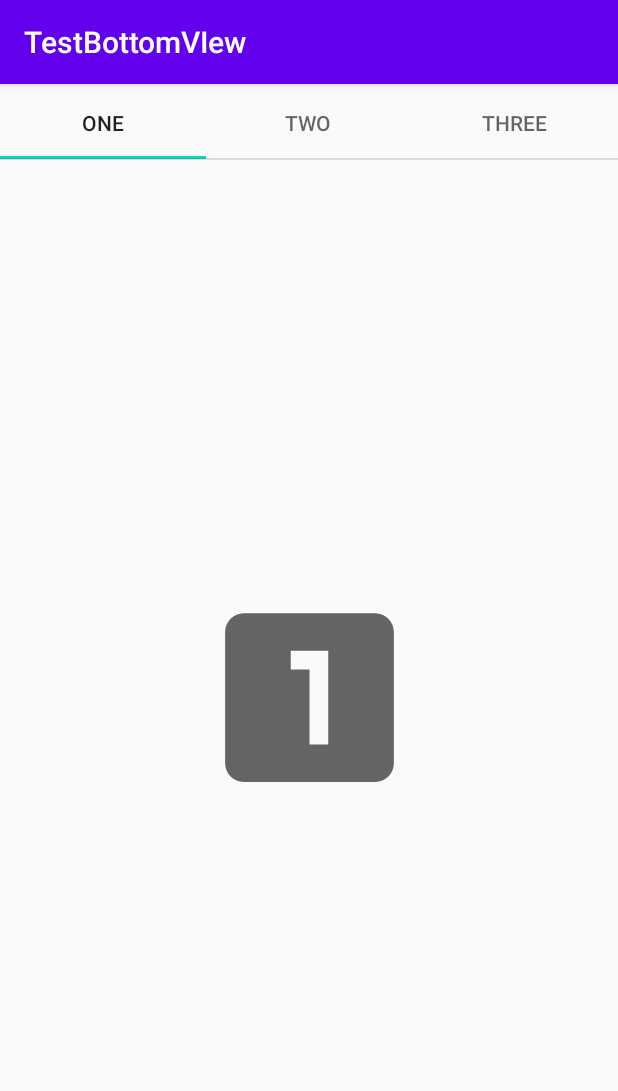
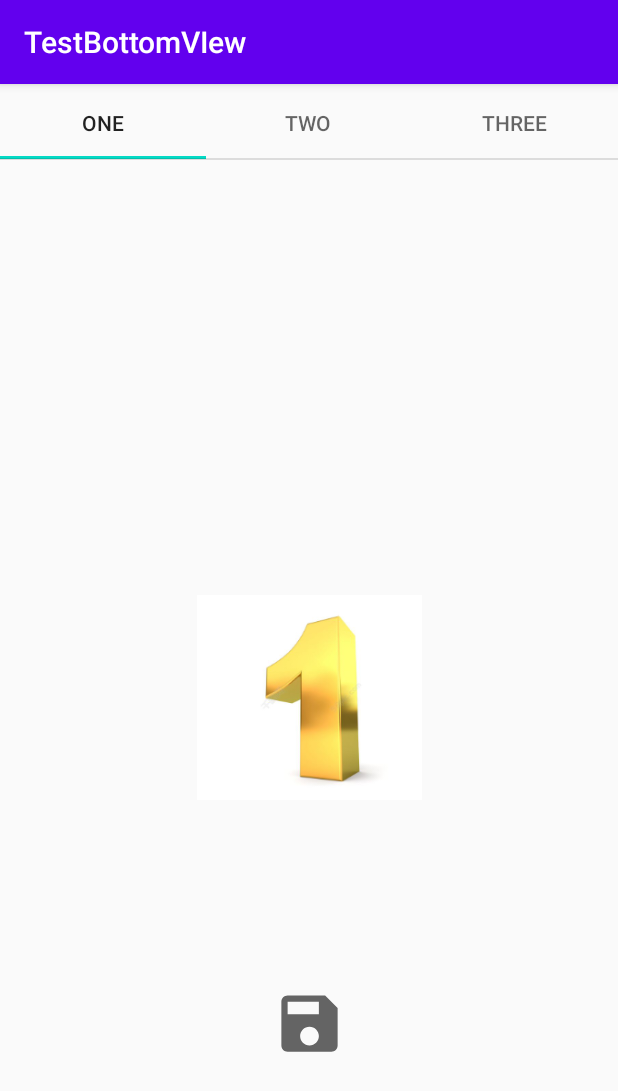
Before and after one commit to vinyumao/JetpackDemo, an Android app: the OneFragment screen opened directly, with no data from a screen before it, on a phone screen of 412 x 824 dp. Shown: the top 1091 px of the screen. Run offline under Robolectric (Android 15) with nearby library versions, the phone set to English and light mode, and no system bars.

```diff
--- a/app/src/main/AndroidManifest.xml
+++ b/app/src/main/AndroidManifest.xml
@@ -1,6 +1,8 @@
 <?xml version="1.0" encoding="utf-8"?>
 <manifest xmlns:android="http://schemas.android.com/apk/res/android"
     package="com.example.testbottomview">
+
+    <uses-permission android:name="android.permission.WRITE_EXTERNAL_STORAGE"/>
 
     <application
         android:name=".MyApp"
--- a/app/src/main/java/com/example/testbottomview/MyPageAdapter.kt
+++ b/app/src/main/java/com/example/testbottomview/MyPageAdapter.kt
@@ -1,5 +1,6 @@
 package com.example.testbottomview
 
+import android.annotation.SuppressLint
 import android.view.LayoutInflater
 import android.view.View
 import android.view.ViewGroup
@@ -45,8 +46,8 @@ class MyPageAdapter : PagedListAdapter<Student, MyPageAdapter.MyViewHolder>(DIFF
             }
 
             override fun areContentsTheSame(oldItem: Student, newItem: Student): Boolean {
-//                return oldItem.id == newItem.id && oldItem.name == newItem.name && oldItem.age == newItem.age
-                return oldItem == newItem
+                return oldItem.id == newItem.id && oldItem.name == newItem.name && oldItem.age == newItem.age
+//                return oldItem == newItem
             }
 
         }
--- /dev/null
+++ b/app/src/main/res/drawable/ic_save_24.xml
@@ -0,0 +1,10 @@
+<vector xmlns:android="http://schemas.android.com/apk/res/android"
+    android:width="24dp"
+    android:height="24dp"
+    android:viewportWidth="24"
+    android:viewportHeight="24"
+    android:tint="?attr/colorControlNormal">
+  <path
+      android:fillColor="@android:color/white"
+      android:pathData="M17,3L5,3c-1.11,0 -2,0.9 -2,2v14c0,1.1 0.89,2 2,2h14c1.1,0 2,-0.9 2,-2L21,7l-4,-4zM12,19c-1.66,0 -3,-1.34 -3,-3s1.34,-3 3,-3 3,1.34 3,3 -1.34,3 -3,3zM15,9L5,9L5,5h10v4z"/>
+</vector>
--- a/app/src/main/res/layout/one_fragment.xml
+++ b/app/src/main/res/layout/one_fragment.xml
@@ -10,9 +10,19 @@
         android:id="@+id/imageView"
         android:layout_width="150dp"
         android:layout_height="150dp"
-        android:src="@drawable/ic_baseline_looks_one_24"
+        android:src="@mipmap/pic_1"
         app:layout_constraintBottom_toBottomOf="parent"
         app:layout_constraintEnd_toEndOf="parent"
         app:layout_constraintStart_toStartOf="parent"
         app:layout_constraintTop_toTopOf="parent" />
+
+    <ImageView
+        android:id="@+id/mImgSave"
+        android:layout_width="50dp"
+        android:layout_height="50dp"
+        android:src="@drawable/ic_save_24"
+        app:layout_constraintBottom_toBottomOf="parent"
+        app:layout_constraintEnd_toEndOf="@+id/imageView"
+        app:layout_constraintStart_toStartOf="@+id/imageView"
+        app:layout_constraintTop_toBottomOf="@+id/imageView" />
 </androidx.constraintlayout.widget.ConstraintLayout>
```
Also changed, not shown: app/src/main/java/com/example/testbottomview/fragment/OneFragment.kt (+39 -3 lines), app/src/main/java/com/example/testbottomview/fragment/OneViewModel.kt (+41 -2 lines), app/src/main/res/mipmap-xxxhdpi/pic_1.jpg (added).
